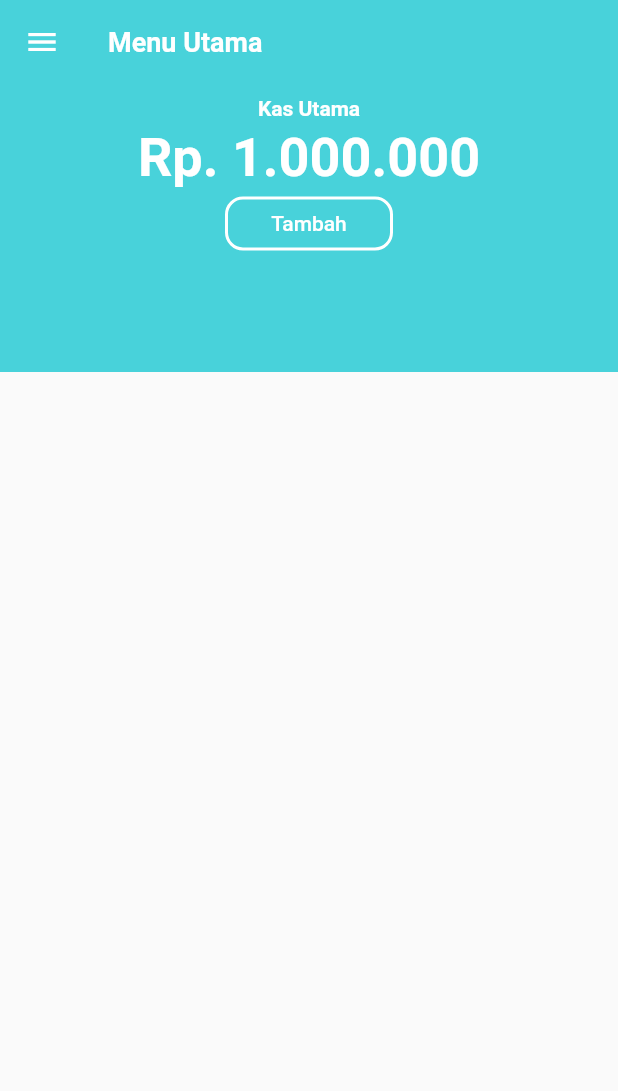
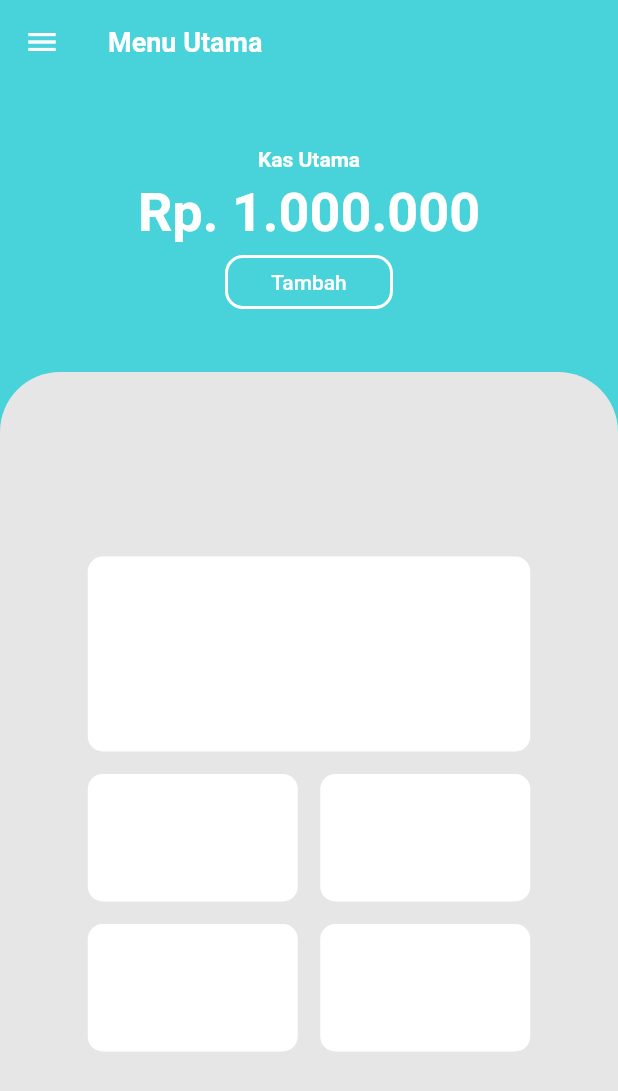
Before and after one commit to beeerlian/e-kas, a Flutter app: the HomePage screen opened by its route, on a phone screen of 412 x 824 dp. Shown: the top 1091 px of the screen. Run offline on Flutter 3.47's test engine with Material 2 defaults, Android fonts, the phone set to English and light mode, and no system bars; our stand-ins replace cached_network_image, flutter_spinkit, flutter_svg, hive; accounts and stored records are empty.

Commit message:
Layout home page

```diff
--- a/lib/features/home/pages/home_page.dart
+++ b/lib/features/home/pages/home_page.dart
@@ -20,6 +20,7 @@ class _HomePageState extends State<HomePage> {
     return SafeArea(
       child: Scaffold(
         appBar: _buildAppBar(),
+        backgroundColor: Palette.primary,
         body: _buildBody(),
       ),
     );
@@ -41,59 +42,121 @@ class _HomePageState extends State<HomePage> {
     );
   }
 
-  Widget _buildBody() {
-    return Column(
+//   Widget _buildBody() {
+//     return Column(
+//       children: [
+//         Container(
+//           padding: const EdgeInsets.symmetric(horizontal: 10, vertical: 8),
+//           width: double.infinity,
+//           // height: 280,
+//           child: Column(
+//             // ignore: prefer_const_literals_to_create_immutables
+//             children: [
+//               Text(
+//                 'Kas Utama',
+//                 style: TextStyle(
+//                   fontSize: 14,
+//                   fontWeight: FontWeight.w700,
+//                 ),
+//               ),
+//               SizedBox(
+//                 height: 4,
+//               ),
+//               Text(
+//                 "Rp. 1.000.000",
+//                 style: TextStyle(
+//                   fontSize: 36,
+//                   fontWeight: FontWeight.w700,
+//                 ),
+//               ),
+//               SizedBox(
+//                 height: 5,
+//               ),
+//               SizedBox(
+//                 width: 112,
+//                 height: 36,
+//                 child: ElevatedButton(
+//                   onPressed: () {},
+//                   child: Text('Tambah'),
+//                   style: ButtonStyle(
+//                     backgroundColor: MaterialStateProperty.all(
+//                       Palette.primary,
+//                     ),
+//                     elevation: MaterialStateProperty.all(0),
+//                     side: MaterialStateProperty.all(
+//                       BorderSide(
+//                         width: 2,
+//                         color: Colors.white,
+//                       ),
+//                     ),
+//                     shape: MaterialStateProperty.all(
+//                       RoundedRectangleBorder(
+//                         borderRadius: BorderRadius.circular(12),
+//                       ),
+//                     ),
+//                   ),
+//                 ),
+//               ),
+//             ],
+//           ),
+//         ),
+//       ],
+//     );
+//   }
+}
+
+Widget _buildBody() {
+  return Center(
+    child: Column(
       children: [
         Expanded(
           flex: 1,
           child: Container(
-            padding: const EdgeInsets.symmetric(horizontal: 10, vertical: 8),
             width: double.infinity,
-            height: 280,
-            color: Palette.primary,
             child: Column(
+              mainAxisAlignment: MainAxisAlignment.center,
               // ignore: prefer_const_literals_to_create_immutables
               children: [
                 Text(
                   'Kas Utama',
                   style: TextStyle(
                     fontSize: 14,
-                    fontWeight: FontWeight.w700,
+                    fontWeight: FontWeight.bold,
                   ),
                 ),
                 SizedBox(
-                  height: 4,
+                  height: 7,
                 ),
                 Text(
-                  "Rp. 1.000.000",
+                  'Rp. 1.000.000',
                   style: TextStyle(
                     fontSize: 36,
-                    fontWeight: FontWeight.w700,
+                    fontWeight: FontWeight.bold,
                   ),
                 ),
                 SizedBox(
-                  height: 5,
+                  height: 7,
                 ),
                 SizedBox(
                   width: 112,
                   height: 36,
                   child: ElevatedButton(
                     onPressed: () {},
-                    child: Text('Tambah'),
+                    child: Text(
+                      'Tambah',
+                    ),
                     style: ButtonStyle(
+                      elevation: MaterialStateProperty.all(0),
                       backgroundColor: MaterialStateProperty.all(
                         Palette.primary,
-                      ),
-                      elevation: MaterialStateProperty.all(0),
-                      side: MaterialStateProperty.all(
-                        BorderSide(
-                          width: 2,
-                          color: Colors.white,
-                        ),
                       ),
                       shape: MaterialStateProperty.all(
                         RoundedRectangleBorder(
                           borderRadius: BorderRadius.circular(12),
+                          side: BorderSide(
+                            color: Colors.white,
+                            width: 2,
+                          ),
                         ),
                       ),
                     ),
@@ -106,16 +169,85 @@ class _HomePageState extends State<HomePage> {
         Expanded(
           flex: 3,
           child: Container(
+            width: double.infinity,
+            padding: EdgeInsets.all(20),
             decoration: BoxDecoration(
-              // color: Colors.green,
+              color: Color(0xffE6E6E6),
               borderRadius: BorderRadius.only(
                 topLeft: Radius.circular(40),
                 topRight: Radius.circular(40),
               ),
             ),
+            child: Column(
+              mainAxisAlignment: MainAxisAlignment.center,
+              children: [
+                Container(
+                  width: 295,
+                  height: 130,
+                  decoration: BoxDecoration(
+                    borderRadius: BorderRadius.circular(10),
+                    color: Colors.white,
+                  ),
+                ),
+                SizedBox(
+                  height: 15,
+                ),
+                Row(
+                  mainAxisAlignment: MainAxisAlignment.center,
+                  children: [
+                    Container(
+                      width: 140,
+                      height: 85,
+                      decoration: BoxDecoration(
+                        borderRadius: BorderRadius.circular(10),
+                        color: Colors.white,
+                      ),
+                    ),
+                    SizedBox(
+                      width: 15,
+                    ),
+                    Container(
+                      width: 140,
+                      height: 85,
+                      decoration: BoxDecoration(
+                        borderRadius: BorderRadius.circular(10),
+                        color: Colors.white,
+                      ),
+                    ),
+                  ],
+                ),
+                SizedBox(
+                  height: 15,
+                ),
+                Row(
+                  mainAxisAlignment: MainAxisAlignment.center,
+                  children: [
+                    Container(
+                      width: 140,
+                      height: 85,
+                      decoration: BoxDecoration(
+                        borderRadius: BorderRadius.circular(10),
+                        color: Colors.white,
+                      ),
+                    ),
+                    SizedBox(
+                      width: 15,
+                    ),
+                    Container(
+                      width: 140,
+                      height: 85,
+                      decoration: BoxDecoration(
+                        borderRadius: BorderRadius.circular(10),
+                        color: Colors.white,
+                      ),
+                    ),
+                  ],
+                ),
+              ],
+            ),
           ),
         ),
       ],
-    );
-  }
+    ),
+  );
 }
```
